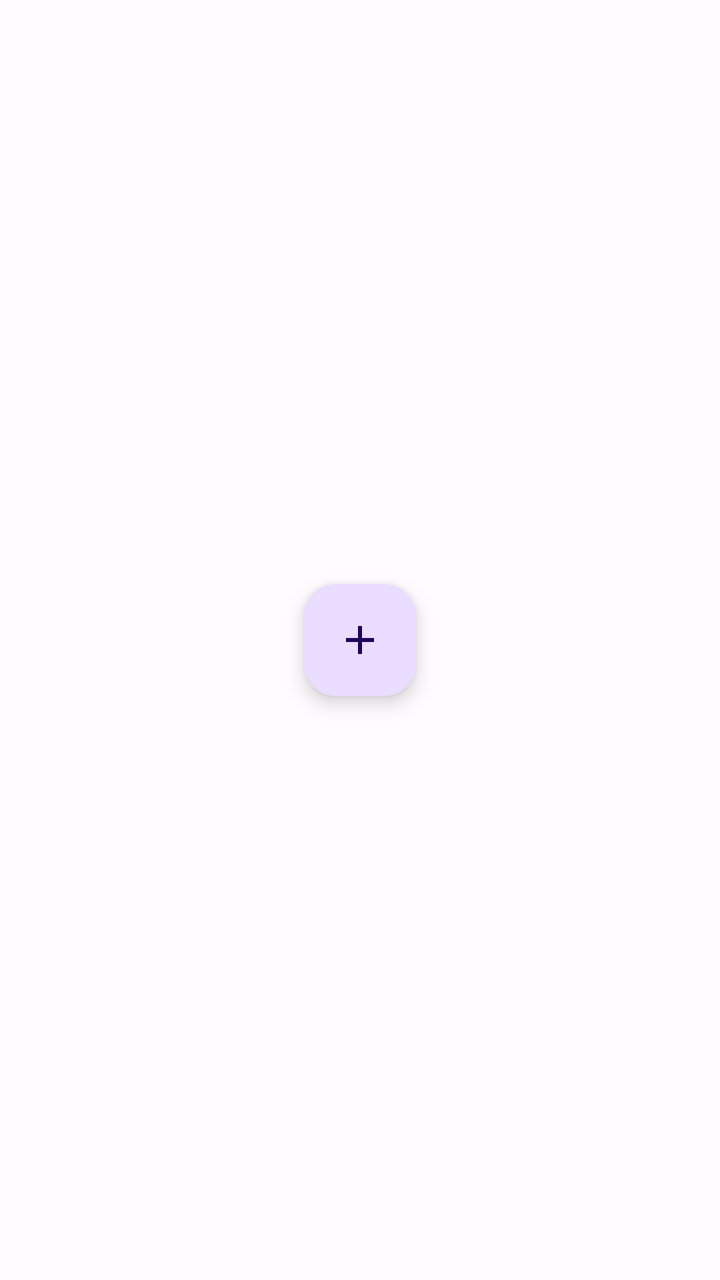
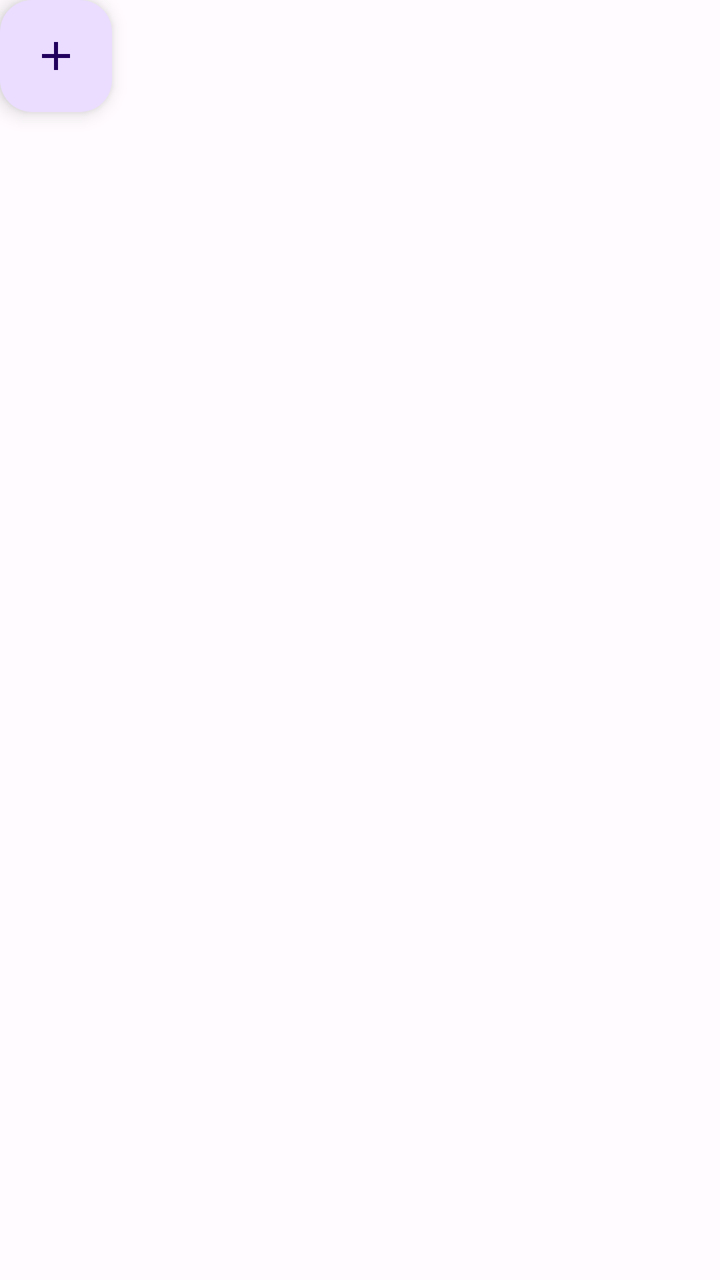

The first picture is an Android layout as it rendered before a commit; the second is the same layout after the commit. The layout source and the unified diff follow.
<!-- AndroidManifest.xml: application theme AppTheme -->
<!-- res/layout/floating_button_layout.xml -->
<?xml version="1.0" encoding="utf-8"?>
<FrameLayout xmlns:android="http://schemas.android.com/apk/res/android"
    xmlns:app="http://schemas.android.com/apk/res-auto"
    android:layout_width="wrap_content"
    android:layout_height="wrap_content">

    <com.google.android.material.floatingactionbutton.FloatingActionButton
        android:id="@+id/fab"
        android:layout_width="wrap_content"
        android:layout_height="wrap_content"
        android:src="@drawable/ic_add"
        android:layout_gravity="center" />
</FrameLayout>
<!-- resources referenced by this layout -->
<resources>
  <!-- drawable ic_add (drawable) -->
  <vector xmlns:android="http://schemas.android.com/apk/res/android"
      android:width="24dp" android:height="24dp"
      android:viewportWidth="24" android:viewportHeight="24">
      <path
          android:fillColor="#FFFFFF"
          android:pathData="M19,13H13v6h-2v-6H5v-2h6V5h2v6h6v2z"/>
  </vector>
  <color name="md_theme_light_primary">#6750A4</color>
  <color name="md_theme_light_onPrimary">#FFFFFF</color>
  <color name="md_theme_light_primaryContainer">#EADDFF</color>
  <color name="md_theme_light_onPrimaryContainer">#21005D</color>
  <color name="md_theme_light_secondary">#625B71</color>
  <color name="md_theme_light_onSecondary">#FFFFFF</color>
  <color name="md_theme_light_secondaryContainer">#E8DEF8</color>
  <color name="md_theme_light_onSecondaryContainer">#1D192B</color>
  <color name="md_theme_light_tertiary">#7D5260</color>
  <color name="md_theme_light_onTertiary">#FFFFFF</color>
  <color name="md_theme_light_tertiaryContainer">#FFD8E4</color>
  <color name="md_theme_light_onTertiaryContainer">#31111D</color>
  <color name="md_theme_light_error">#B3261E</color>
  <color name="md_theme_light_onError">#FFFFFF</color>
  <color name="md_theme_light_errorContainer">#F9DEDC</color>
  <color name="md_theme_light_onErrorContainer">#410E0B</color>
  <color name="md_theme_light_outline">#79747E</color>
  <color name="md_theme_light_background">#FFFBFE</color>
  <color name="md_theme_light_onBackground">#1C1B1F</color>
  <color name="md_theme_light_surface">#FFFBFE</color>
  <color name="md_theme_light_onSurface">#1C1B1F</color>
  <color name="md_theme_light_surfaceVariant">#E7E0EC</color>
  <color name="md_theme_light_onSurfaceVariant">#49454F</color>
  <color name="md_theme_light_inverseSurface">#313033</color>
  <color name="md_theme_light_inverseOnSurface">#F4EFF4</color>
  <color name="md_theme_light_inversePrimary">#D0BCFF</color>
  <!-- unchanged entries left out for length: 1 -->
</resources>

<!-- the commit's change to res/layout/floating_button_layout.xml (unified diff, before → after) -->
@@ -8,6 +8,5 @@
         android:id="@+id/fab"
         android:layout_width="wrap_content"
         android:layout_height="wrap_content"
-        android:src="@drawable/ic_add"
-        android:layout_gravity="center" />
+        android:src="@drawable/ic_add" />
 </FrameLayout>
